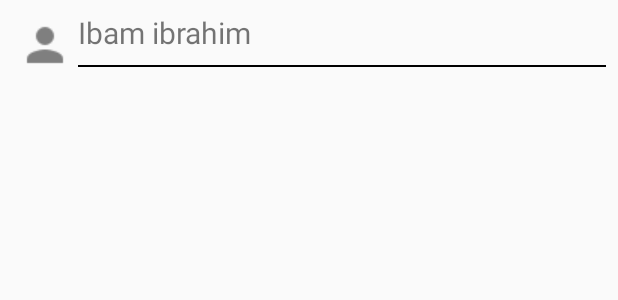
After one commit to ibamibrahim/GithubFinder, an Android app: the layout item_user.xml on its own in the app's theme, with its tools: preview values and no code run, on a phone screen of 412 x 824 dp. The commit adds this screen. Shown: the top 300 px of the screen. Run offline under Robolectric (Android 15) with nearby library versions, the phone set to English and light mode, and no system bars.

Commit message:
Create main activity XML files

```diff
--- a/app/build.gradle
+++ b/app/build.gradle
@@ -30,6 +30,7 @@ dependencies {
     compile 'io.reactivex:rxjava:1.2.7'
     compile 'io.reactivex:rxandroid:1.2.1'
     compile 'com.squareup.retrofit2:adapter-rxjava:2.2.0'
+    compile 'com.android.support:recyclerview-v7:26.1.0'
     androidTestImplementation 'com.android.support.test:runner:1.0.1'
     androidTestImplementation 'com.android.support.test.espresso:espresso-core:3.0.1'
 }
--- /dev/null
+++ b/app/src/main/res/layout/item_user.xml
@@ -0,0 +1,32 @@
+<?xml version="1.0" encoding="utf-8"?>
+<LinearLayout xmlns:android="http://schemas.android.com/apk/res/android"
+              android:layout_width="match_parent"
+              android:layout_height="wrap_content"
+              android:orientation="horizontal"
+              android:padding="8dp">
+
+    <ImageView
+        android:layout_width="wrap_content"
+        android:layout_height="wrap_content"
+        android:padding="4dp"
+        android:src="@drawable/ic_profile"/>
+
+    <LinearLayout
+        android:layout_width="match_parent"
+        android:layout_height="match_parent"
+        android:orientation="vertical">
+
+        <TextView
+            android:id="@+id/username"
+            android:layout_width="match_parent"
+            android:layout_height="wrap_content"
+            android:text="Ibam ibrahim"
+            android:textSize="20sp"/>
+
+        <View
+            android:layout_width="match_parent"
+            android:layout_height="1dp"
+            android:layout_marginTop="8dp"
+            android:background="#000"/>
+    </LinearLayout>
+</LinearLayout>
```
Also changed, not shown: app/src/main/res/layout/activity_main.xml (+7 -6 lines), app/src/main/res/menu/search_menu.xml (added, +11 -0 lines), app/src/main/res/drawable-hdpi/ic_search.png (added), app/src/main/res/drawable-mdpi/ic_search.png (added), app/src/main/res/drawable-v24/ic_profile.png (added), app/src/main/res/drawable-xhdpi/ic_search.png (added), app/src/main/res/drawable-xxhdpi/ic_search.png (added).
